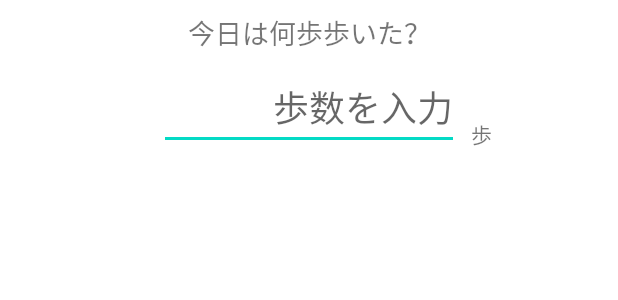
After one commit to ShimakawaTaiki/MvvmSampleAppication, an Android app: the layout dialog_input.xml on its own in the app's theme, with its tools: preview values and no code run, on a phone screen of 412 x 824 dp. The commit adds this screen. Shown: the top 300 px of the screen. Run offline under Robolectric (Android 15) with nearby library versions, the phone set to English and light mode, and no system bars.

Commit message:
SampleApplication#3

```diff
--- a/app/src/main/AndroidManifest.xml
+++ b/app/src/main/AndroidManifest.xml
@@ -10,7 +10,7 @@
         android:supportsRtl="true"
         android:theme="@style/Theme.MvvmSampleAppication">
         <activity
-            android:name=".MainActivity"
+            android:name=".view.MainActivity"
             android:exported="true">
             <intent-filter>
                 <action android:name="android.intent.action.MAIN" />
--- /dev/null
+++ b/app/src/main/res/drawable/ic_add_white_24dp.xml
@@ -0,0 +1,5 @@
+<vector android:height="24dp" android:tint="#FFFFFF"
+    android:viewportHeight="24" android:viewportWidth="24"
+    android:width="24dp" xmlns:android="http://schemas.android.com/apk/res/android">
+    <path android:fillColor="@android:color/white" android:pathData="M19,13h-6v6h-2v-6H5v-2h6V5h2v6h6v2z"/>
+</vector>
--- /dev/null
+++ b/app/src/main/res/layout/dialog_input.xml
@@ -0,0 +1,46 @@
+<?xml version="1.0" encoding="utf-8"?>
+<androidx.constraintlayout.widget.ConstraintLayout xmlns:android="http://schemas.android.com/apk/res/android"
+    xmlns:tools="http://schemas.android.com/tools"
+    xmlns:app="http://schemas.android.com/apk/res-auto"
+    android:layout_width="match_parent"
+    android:layout_height="match_parent">
+
+    <TextView
+        android:id="@+id/label_title"
+        android:layout_width="wrap_content"
+        android:layout_height="wrap_content"
+        android:layout_marginStart="8dp"
+        android:layout_marginTop="8dp"
+        android:layout_marginEnd="8dp"
+        android:text="@string/label_title"
+        android:textAlignment="center"
+        android:textSize="18dp"
+        app:layout_constraintEnd_toEndOf="parent"
+        app:layout_constraintStart_toStartOf="parent"
+        app:layout_constraintTop_toTopOf="parent" />
+
+    <EditText
+        android:id="@+id/edit_step"
+        android:layout_width="200dp"
+        android:layout_height="wrap_content"
+        android:layout_marginStart="8dp"
+        android:layout_marginTop="8dp"
+        android:layout_marginEnd="8dp"
+        android:hint="@string/edit_step"
+        android:inputType="numberSigned"
+        android:singleLine="true"
+        android:textSize="24dp"
+        android:textAlignment="viewEnd"
+        app:layout_constraintEnd_toEndOf="parent"
+        app:layout_constraintStart_toStartOf="parent"
+        app:layout_constraintTop_toBottomOf="@+id/label_title" />
+
+    <TextView
+        android:id="@+id/label_step"
+        android:layout_width="wrap_content"
+        android:layout_height="wrap_content"
+        android:layout_marginStart="8dp"
+        android:text="@string/label_step"
+        app:layout_constraintBottom_toBottomOf="@+id/edit_step"
+        app:layout_constraintStart_toEndOf="@+id/edit_step" />
+</androidx.constraintlayout.widget.ConstraintLayout>
--- a/app/src/main/res/values/strings.xml
+++ b/app/src/main/res/values/strings.xml
@@ -1,3 +1,8 @@
 <resources>
     <string name="app_name">MvvmSampleAppication</string>
+    <string name="label_title">今日は何歩歩いた？</string>
+    <string name="edit_step">歩数を入力</string>
+    <string name="label_step">歩</string>
+    <string name="resist">登録</string>
+    <string name="menu_label_add_record">記録を追加</string>
 </resources>
--- a/build.gradle
+++ b/build.gradle
@@ -5,7 +5,7 @@ buildscript {
         mavenCentral()
     }
     dependencies {
-        classpath "com.android.tools.build:gradle:7.0.3"
+        classpath "com.android.tools.build:gradle:7.0.4"
         classpath "org.jetbrains.kotlin:kotlin-gradle-plugin:1.6.10"
 
         // NOTE: Do not place your application dependencies here; they belong
```
Also changed, not shown: app/build.gradle (+26 -1 lines), app/src/main/java/com/example/mvvmsampleappication/MainActivity.kt (deleted, +0 -11 lines), app/src/main/java/com/example/mvvmsampleappication/Util.kt (added, +8 -0 lines), app/src/main/java/com/example/mvvmsampleappication/view/InputDialogFragment.kt (added, +28 -0 lines), app/src/main/java/com/example/mvvmsampleappication/view/LogRecyclerAdapter.kt (added, +30 -0 lines), app/src/main/java/com/example/mvvmsampleappication/view/MainActivity.kt (added, +59 -0 lines), app/src/main/java/com/example/mvvmsampleappication/viewmodel/MainViewModel.kt (added, +20 -0 lines), app/src/main/res/layout/activity_main.xml (+11 -6 lines), app/src/main/res/layout/item_step_log.xml (added, +34 -0 lines), app/src/main/res/menu/main_menu.xml (added, +11 -0 lines), 3 other files.
